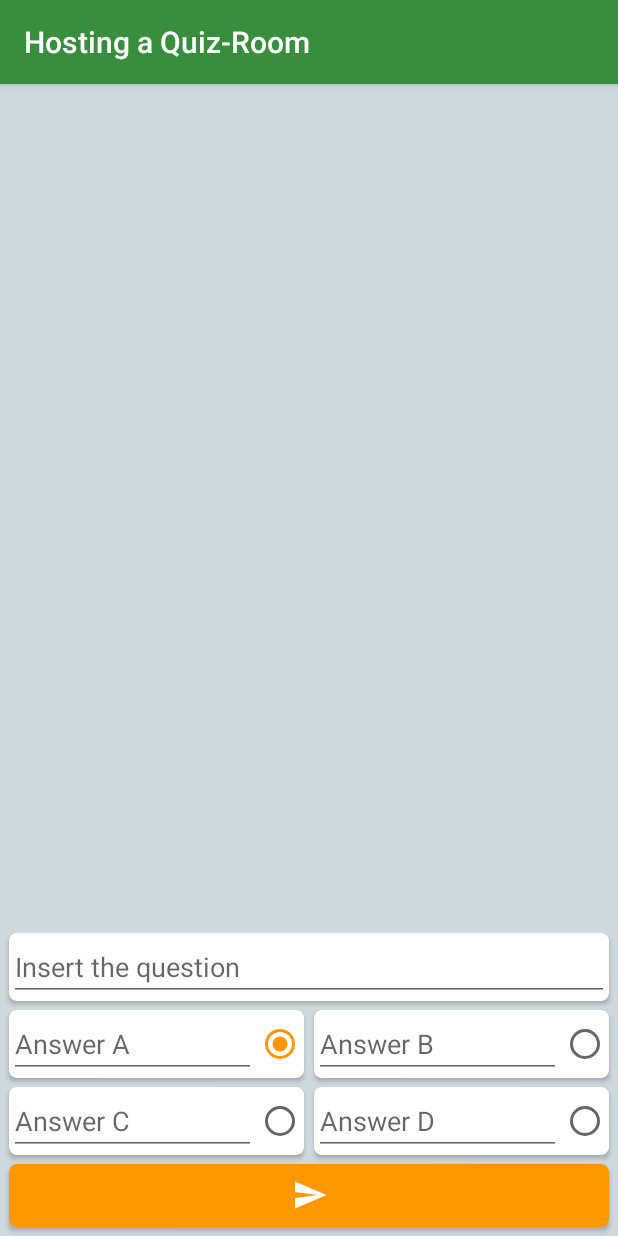
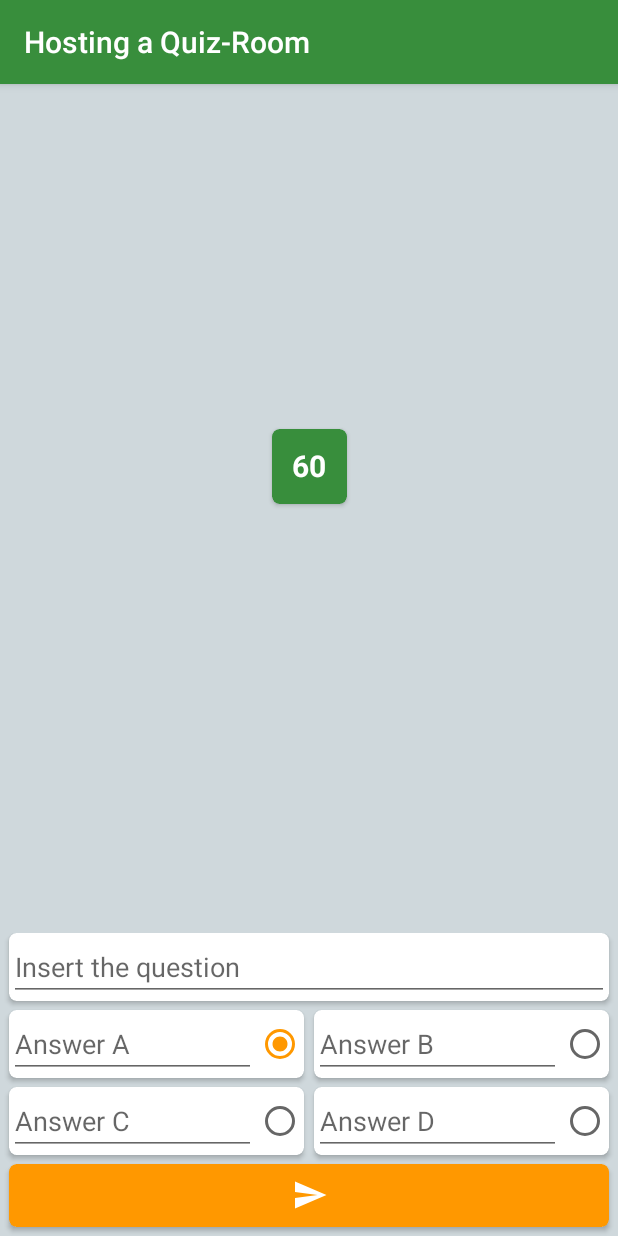
Before and after one commit to Davidvster/nearbyconnections, an Android app: the layout activity_host_quiz.xml on its own in the app's theme, with its tools: preview values and no code run, on a phone screen of 412 x 824 dp. Run offline under Robolectric (Android 15) with nearby library versions, the phone set to English and light mode, and no system bars.

Commit message:
added quiz counter to the host

```diff
--- a/app/src/main/java/com/nearby/messages/nearbyconnection/ui/chat/ChatPresenter.kt
+++ b/app/src/main/java/com/nearby/messages/nearbyconnection/ui/chat/ChatPresenter.kt
@@ -65,7 +65,6 @@ class ChatPresenter constructor(chatView: ChatMvp.View, private val context: Con
         }
 
         override fun onEndpointLost(endpointId: String) {
-            // A previously discovered endpoint has gone away.
             availableGuests.remove(endpointId)
             view?.updateConnectionList(availableGuests.toMutableMap().toList().toMutableList())
         }
--- a/app/src/main/res/layout/activity_host_quiz.xml
+++ b/app/src/main/res/layout/activity_host_quiz.xml
@@ -31,6 +31,32 @@
         app:stackFromEnd="true"
         app:layout_constraintTop_toBottomOf="@+id/host_quiz_toolbar_layout"
         app:layout_constraintBottom_toTopOf="@+id/quiz_form"/>
+
+    <android.support.v7.widget.CardView
+        android:id="@+id/quiz_timer_layout"
+        android:layout_width="50dp"
+        android:layout_height="50dp"
+        android:layout_gravity="center"
+        app:cardCornerRadius="5dp"
+        app:cardBackgroundColor="@color/color_primary"
+        android:visibility="gone"
+        app:layout_constraintBottom_toTopOf="@+id/quiz_form"
+        app:layout_constraintTop_toTopOf="parent"
+        app:layout_constraintStart_toStartOf="parent"
+        app:layout_constraintEnd_toEndOf="parent"
+        tools:visibility="visible">
+
+        <TextView
+            android:id="@+id/quiz_timer"
+            android:layout_width="wrap_content"
+            android:layout_height="wrap_content"
+            android:layout_gravity="center"
+            android:textStyle="bold"
+            android:textSize="20sp"
+            android:textColor="@color/color_white"
+            android:includeFontPadding="false"
+            tools:text="60"/>
+    </android.support.v7.widget.CardView>
 
     <android.support.constraint.ConstraintLayout
         android:id="@+id/quiz_form"
--- a/app/src/main/res/layout/activity_quiz.xml
+++ b/app/src/main/res/layout/activity_quiz.xml
@@ -96,7 +96,7 @@
                 android:textSize="20sp"
                 android:textColor="@color/color_white"
                 android:includeFontPadding="false"
-                tools:text="15"/>
+                tools:text="60"/>
         </android.support.v7.widget.CardView>
 
         <android.support.constraint.ConstraintLayout
```
Also changed, not shown: app/src/main/java/com/nearby/messages/nearbyconnection/ui/hostquiz/HostQuizActivity.kt (+13 -0 lines).
